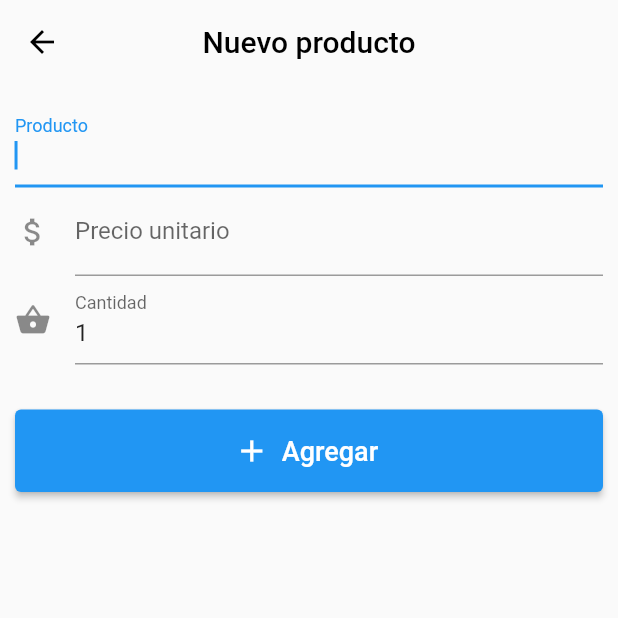
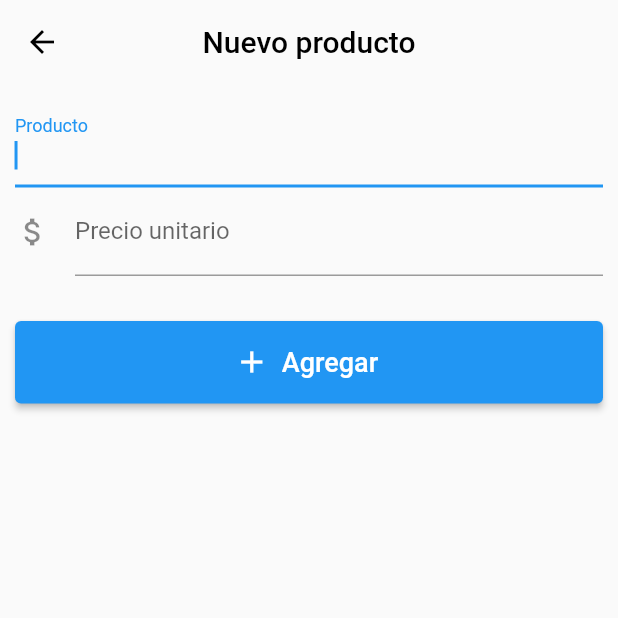
Before and after one commit to MoyaMaker/money_manager, a Flutter app: the screen it shows after launch, after a tap on the "add" icon, on a phone screen of 412 x 824 dp, the top half of it. Run offline on Flutter 3.47's test engine with Material 2 defaults, Android fonts, the phone set to English and light mode, and no system bars; our stand-ins replace flutter_mobx, hive, hive_flutter, mobx; accounts and stored records are empty; generated files the repository leaves out were written again; statements that could not run were skipped.

Commit message:
AB#134 Add button into shopping cart to create new product, and update new product page for hidding quantity

```diff
--- a/lib/modules/groceries/pages/groceries_page.dart
+++ b/lib/modules/groceries/pages/groceries_page.dart
@@ -1,5 +1,6 @@
 import 'package:flutter/material.dart';
 import 'package:flutter/cupertino.dart';
+import 'package:money_manager/modules/groceries/pages/new_product_page.dart';
 import 'package:provider/provider.dart';
 import 'package:flutter_mobx/flutter_mobx.dart';
 
@@ -26,8 +27,10 @@ class GroceriesPage extends StatelessWidget {
     return Scaffold(
       appBar: AppBar(title: const Text('Despensa')),
       floatingActionButton: FloatingActionButton(
+        tooltip: 'Nuevo producto',
         child: const Icon(Icons.add),
-        onPressed: () => Navigator.pushNamed(context, 'groceries/new-product'),
+        onPressed: () => Navigator.pushNamed(context, 'groceries/new-product',
+            arguments: NewProductArguments(addIntoCart: false)),
       ),
       floatingActionButtonAnimator: FloatingActionButtonAnimator.scaling,
       body: Column(
--- a/lib/modules/groceries/pages/new_product_page.dart
+++ b/lib/modules/groceries/pages/new_product_page.dart
@@ -9,6 +9,8 @@ import 'package:provider/provider.dart';
 
 class GroceriesNewProductPage extends StatelessWidget {
   const GroceriesNewProductPage({Key? key}) : super(key: key);
+
+  static late NewProductArguments args;
 
   // Stores
   static late ProductListStore _productListStore;
@@ -22,6 +24,8 @@ class GroceriesNewProductPage extends StatelessWidget {
 
   @override
   Widget build(BuildContext context) {
+    args = _extractArguments(context);
+
     _productListStore = Provider.of<ProductListStore>(context, listen: false);
     _shoppingCartStore = Provider.of<ShoppingCartStore>(context, listen: false);
     formNewProduct = FormNewProduct();
@@ -66,7 +70,9 @@ class GroceriesNewProductPage extends StatelessWidget {
           ),
           // Quantity
           Observer(
-            builder: (_) => TextFormField(
+            builder: (_) => Visibility(
+              visible: args.addIntoCart,
+              child: TextFormField(
                 initialValue: '1',
                 focusNode: _quantityFocus,
                 textInputAction: TextInputAction.done,
@@ -77,6 +83,7 @@ class GroceriesNewProductPage extends StatelessWidget {
                     icon: const Icon(Icons.shopping_basket),
                     errorText: formNewProduct.error.quantity),
                 onFieldSubmitted: (String value) => onSave(context),
+              ),
             ),
           ),
           // Save button
@@ -94,6 +101,16 @@ class GroceriesNewProductPage extends StatelessWidget {
     );
   }
 
+  NewProductArguments _extractArguments(BuildContext context) {
+    final modalRoute = ModalRoute.of(context);
+
+    if (modalRoute?.settings.arguments != null) {
+      return modalRoute!.settings.arguments as NewProductArguments;
+    }
+
+    return NewProductArguments();
+  }
+
   void onSave(BuildContext context) {
     formNewProduct.validateAll();
 
@@ -101,11 +118,13 @@ class GroceriesNewProductPage extends StatelessWidget {
       final newProduct = _productListStore.add(
           formNewProduct.name, stringToDouble(formNewProduct.unitPrice));
 
+      if (args.addIntoCart) {
         final cartItem = CartItemStore(
             product: newProduct,
             quantity: stringToDouble(formNewProduct.quantity));
 
         _shoppingCartStore.addItem(cartItem);
+      }
 
       Navigator.pop(context);
     } else if (formNewProduct.error.name != null) {
@@ -117,3 +136,10 @@ class GroceriesNewProductPage extends StatelessWidget {
     }
   }
 }
+
+/// Parameter add new product into shopping cart
+class NewProductArguments {
+  final bool addIntoCart;
+
+  NewProductArguments({this.addIntoCart = true});
+}
--- a/lib/modules/groceries/pages/shopping_cart_page.dart
+++ b/lib/modules/groceries/pages/shopping_cart_page.dart
@@ -20,7 +20,12 @@ class GroceriesShoppingCartPage extends StatelessWidget {
       ),
       body: Column(
         children: [
-          Observer(
+          Row(
+            children: [
+              Expanded(
+                child: SizedBox(
+                  height: 55.0,
+                  child: Observer(
                     builder: (_) => Visibility(
                         visible: _shoppingCartStore.hasItems,
                         child: CheckboxListTile(
@@ -31,16 +36,29 @@ class GroceriesShoppingCartPage extends StatelessWidget {
                                   text: 'Seleccionar todos ',
                                   children: [
                                     TextSpan(
-                                text: '(${_shoppingCartStore.countItems})',
+                                        text:
+                                            '(${_shoppingCartStore.countItems})',
                                         style: const TextStyle(
                                             fontWeight: FontWeight.bold))
                                   ]),
                             ),
                             controlAffinity: ListTileControlAffinity.leading,
-                    contentPadding: const EdgeInsets.symmetric(horizontal: 5.0),
+                            contentPadding:
+                                const EdgeInsets.symmetric(horizontal: 5.0),
                             value: _shoppingCartStore.selectAll,
                             onChanged: (value) =>
                                 _shoppingCartStore.setSelectAll(value))),
+                  ),
+                ),
+              ),
+              Container(
+                margin: const EdgeInsets.only(right: 10.0),
+                child: ElevatedButton(
+                    child: const Icon(Icons.add),
+                    onPressed: () =>
+                        Navigator.pushNamed(context, 'groceries/new-product')),
+              )
+            ],
           ),
           Expanded(child: Observer(builder: (_) => listItems())),
           bottomSheetTotal(context)
```
Lines whose indentation alone changed are shown as unchanged.
